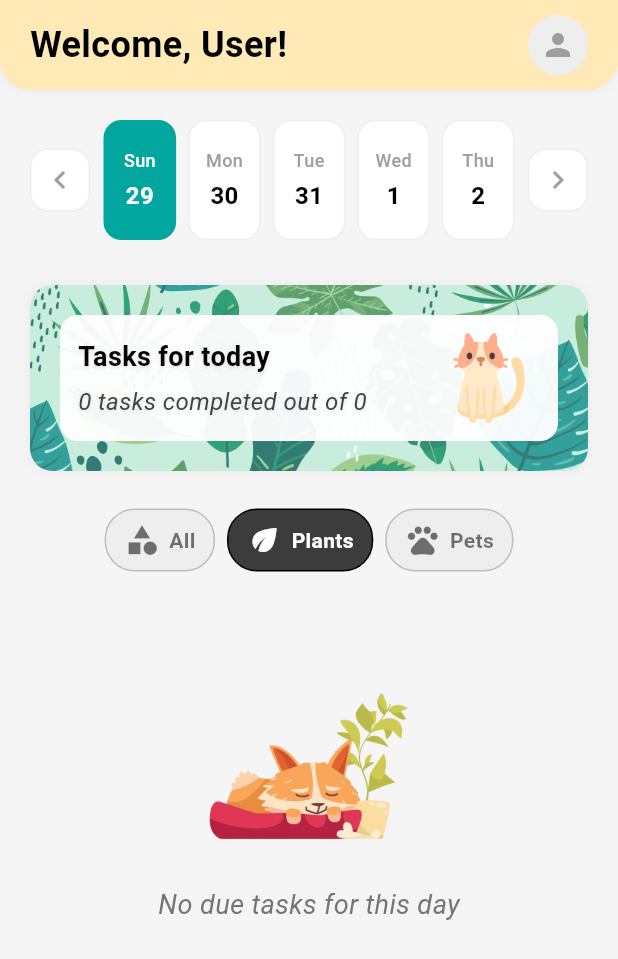
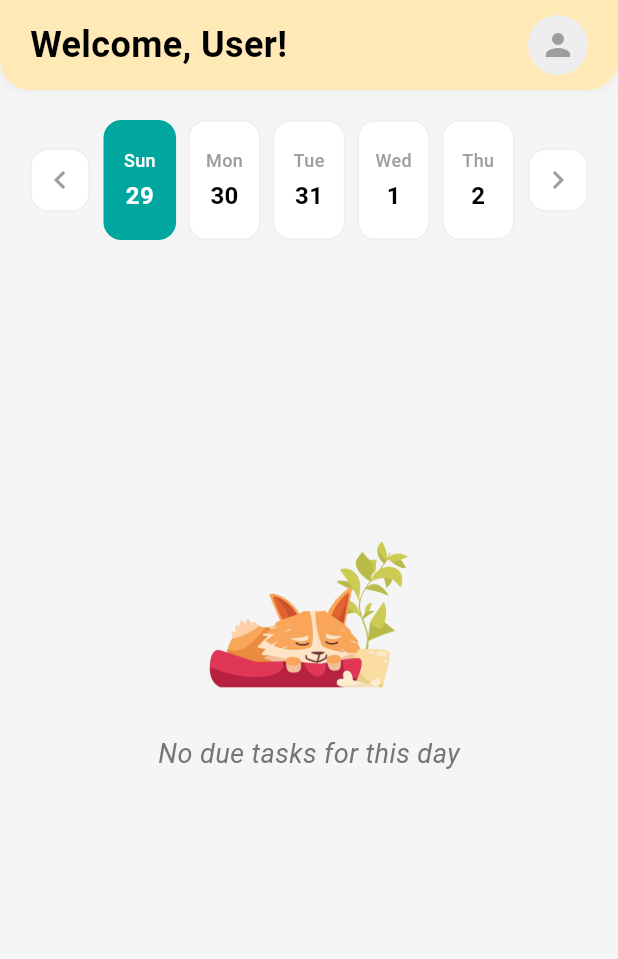
Before and after one commit to zineb-24/Plant-app-frontend, a Flutter app: the HomePage screen opened directly with empty values, on a phone screen of 412 x 824 dp. Shown: the top 959 px of the screen. Run offline on Flutter 3.47's test engine with Material 3 defaults, Android fonts, the light colour scheme and no system bars; our stand-ins replace flutter_secure_storage; accounts and stored records are empty; network calls fail.

Commit message:
6 commit

```diff
--- a/lib/ui/screens/homepage.dart
+++ b/lib/ui/screens/homepage.dart
@@ -647,6 +647,10 @@ Widget _buildTaskList() {
 
 @override
 Widget build(BuildContext context) {
+  final dateStr = DateFormat('yyyy-MM-dd').format(selectedDate);
+  final tasks = tasksByDate[dateStr];
+  final hasTasks = tasks != null && tasks.tasks.isNotEmpty;
+
   return Scaffold(
     backgroundColor: Colors.grey[100],
     appBar: PreferredSize(
@@ -697,13 +701,25 @@ Widget build(BuildContext context) {
       child: Column(
         crossAxisAlignment: CrossAxisAlignment.start,
         children: [
-          // Date Picker Section
+          // Date Picker Section (always visible)
           Padding(
             padding: const EdgeInsets.all(20.0),
             child: _buildDatePicker(),
           ),
+
+          // Conditional Content
+          if (isLoading)
+            const Expanded(
+              child: Center(
+                child: CircularProgressIndicator(),
+              ),
+            )
+          else if (hasTasks)
+            Expanded(
+              child: Column(
+                crossAxisAlignment: CrossAxisAlignment.start,
+                children: [
                   const SizedBox(height: 10),
-          // "Tasks for Today" Section
                   Padding(
                     padding: const EdgeInsets.symmetric(horizontal: 20.0),
                     child: FadeTransition(
@@ -711,30 +727,15 @@ Widget build(BuildContext context) {
                       child: _buildTaskCard(),
                     ),
                   ),
-          const SizedBox(height: 25), // Add spacing after task card
-
-          // Filter Buttons Section
+                  const SizedBox(height: 25),
                   Center(
                     child: FilterButtons(
                       onFilterChanged: (filter) {
-                // Handle the filter logic here
                         print('Filter changed to: $filter');
-                if (filter == 'plants') {
-                  // Show plant-related tasks
-                }
                       },
                     ),
                   ),
-          const SizedBox(height: 1), // Add spacing below the filter buttons
-
-          // Task List or Loading/No Tasks Section
-          if (isLoading)
-            const Expanded(
-              child: Center(
-                child: CircularProgressIndicator(),
-              ),
-            )
-          else if (totalTasks > 0)
+                  const SizedBox(height: 1),
                   Expanded(
                     child: SingleChildScrollView(
                       child: Column(
@@ -742,6 +743,9 @@ Widget build(BuildContext context) {
                           _buildTaskList(),
                         ],
                       ),
+                    ),
+                  ),
+                ],
               ),
             )
           else
--- a/lib/ui/widgets/bottom_menu.dart
+++ b/lib/ui/widgets/bottom_menu.dart
@@ -46,6 +46,7 @@ class _BottomMenuState extends State<BottomMenu> {
           BottomNavigationBarItem(icon: Icon(Icons.pets), label: 'My Pets'),
           BottomNavigationBarItem(icon: Icon(Icons.calendar_today), label: 'Calendar'),
         ],
+        //backgroundColor: const Color(0xFFFFEAB7),
         selectedItemColor: Colors.teal,
         unselectedItemColor: Colors.grey,
         type: BottomNavigationBarType.fixed,
--- a/lib/ui/widgets/filter_buttons.dart
+++ b/lib/ui/widgets/filter_buttons.dart
@@ -82,10 +82,10 @@ class FilterButton extends StatelessWidget {
       child: Container(
         padding: const EdgeInsets.symmetric(horizontal: 12, vertical: 8),
         decoration: BoxDecoration(
-          color: isSelected ? const Color(0xFF3C3C3C) : Colors.grey.shade200,
+          color: isSelected ? const Color.fromARGB(255, 1, 167, 159) : Colors.grey.shade200,
           borderRadius: BorderRadius.circular(20),
           border: Border.all(
-            color: isSelected ? Colors.black : Colors.grey.shade400,
+            color: isSelected ? const Color.fromARGB(255, 1, 167, 159) : Colors.grey.shade400,
             width: 1,
           ),
         ),
```
Lines whose indentation alone changed are shown as unchanged.
